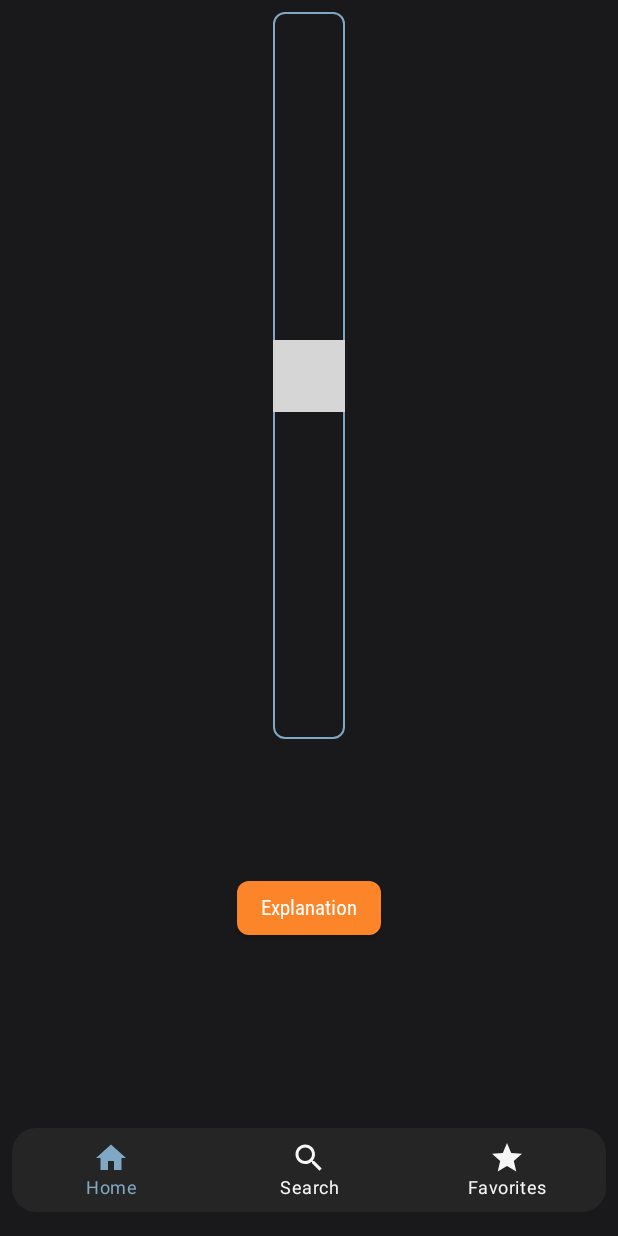
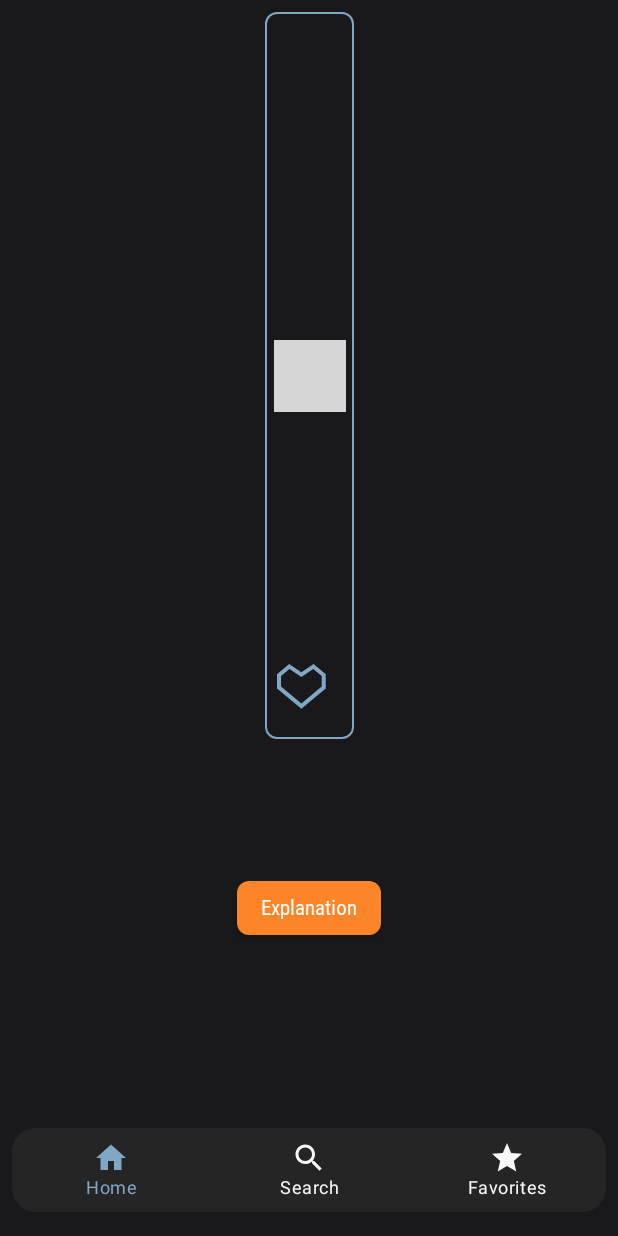
Before and after one commit to CzinkeM/android-apod-viewer, an Android app built with Jetpack Compose: the screen it shows after launch (MainActivity), on a phone screen of 412 x 824 dp. Run offline under Robolectric (Android 15) with nearby library versions, the phone set to English and light mode, and no system bars; our stand-ins replace livedata-compose; libraries missing offline, so code that uses them is left out: com.skydoves.landscapist; network calls fail; 2 statements that could not run were skipped; grey boxes are pictures that could not be loaded.

Commit message:
Added favorite button and double click action to apod image.

```diff
--- a/app/src/main/java/hu/mczinke/nasa_apod_viewer/ui/components/ApodContainer.kt
+++ b/app/src/main/java/hu/mczinke/nasa_apod_viewer/ui/components/ApodContainer.kt
@@ -1,7 +1,10 @@
 package hu.mczinke.nasa_apod_viewer.ui.components
 
+import androidx.compose.foundation.Image
 import androidx.compose.foundation.background
 import androidx.compose.foundation.border
+import androidx.compose.foundation.clickable
+import androidx.compose.foundation.gestures.detectTapGestures
 import androidx.compose.foundation.layout.*
 import androidx.compose.foundation.shape.RoundedCornerShape
 import androidx.compose.material.Button
@@ -9,10 +12,13 @@ import androidx.compose.material.ButtonDefaults
 import androidx.compose.material.Surface
 import androidx.compose.material.Text
 import androidx.compose.runtime.Composable
+import androidx.compose.runtime.mutableStateOf
+import androidx.compose.runtime.remember
 import androidx.compose.ui.Alignment
 import androidx.compose.ui.Modifier
 import androidx.compose.ui.draw.clip
 import androidx.compose.ui.graphics.vector.ImageVector
+import androidx.compose.ui.input.pointer.pointerInput
 import androidx.compose.ui.layout.ContentScale
 import androidx.compose.ui.res.vectorResource
 import androidx.compose.ui.text.font.FontFamily
@@ -35,7 +41,10 @@ import hu.mczinke.nasa_apod_viewer.ui.theme.VibrantColor
 @Preview
 @Composable
 fun APODContainer(@PreviewParameter(ApodParameterProvider::class) apod: Apod) {
-    Surface(modifier = Modifier.background(SpaceBlack)) {
+    Surface(
+        modifier = Modifier
+            .background(SpaceBlack)
+    ) {
         Column(
             modifier = Modifier
                 .background(SpaceBlack)
@@ -55,7 +64,6 @@ fun APODContainer(@PreviewParameter(ApodParameterProvider::class) apod: Apod) {
             ExplanationButton(apod.explanation)
         }
     }
-
 }
 
 @Preview
@@ -100,13 +108,49 @@ fun ExplanationButton(@PreviewParameter(StringParameterProvider::class) explanat
 @Preview
 @Composable
 fun APODImageContainer(@PreviewParameter(StringParameterProvider::class) url: String) {
+    val favorite = remember { mutableStateOf(false) }
+    //this should be the vector resource
+    // TODO: make animation
     Box(
         modifier = Modifier
             .border(1.dp, SpacePrimaryVariant, RoundedCornerShape(8.dp))
-            .fillMaxHeight(fraction = 0.6f),
+            .fillMaxHeight(fraction = 0.6f)
+            .pointerInput(Unit) {
+                detectTapGestures(
+                    onDoubleTap = {
+                        favorite.value = true
+                    }
+                )
+            },
         contentAlignment = Alignment.Center,
     ) {
         APODImage(url = url)
+        if (favorite.value) {
+            Image(
+                modifier = Modifier
+                    .align(Alignment.BottomEnd)
+                    .fillMaxWidth(0.15f)
+                    .padding(8.dp)
+                    .clickable {
+                        favorite.value = !favorite.value
+                    },
+                imageVector = ImageVector.vectorResource(id = R.drawable.ic_favorite_filled),
+                contentDescription = ""
+            )// TODO:  fill
+        } else {
+            Image(
+                modifier = Modifier
+                    .align(Alignment.BottomEnd)
+                    .fillMaxWidth(0.15f)
+                    .padding(8.dp)
+                    .clickable {
+                        favorite.value = !favorite.value
+                    },
+                imageVector = ImageVector.vectorResource(id = R.drawable.ic_favorite_outline),
+                contentDescription = ""
+            )// TODO:  fill
+        }
+
     }
 }
 
```
